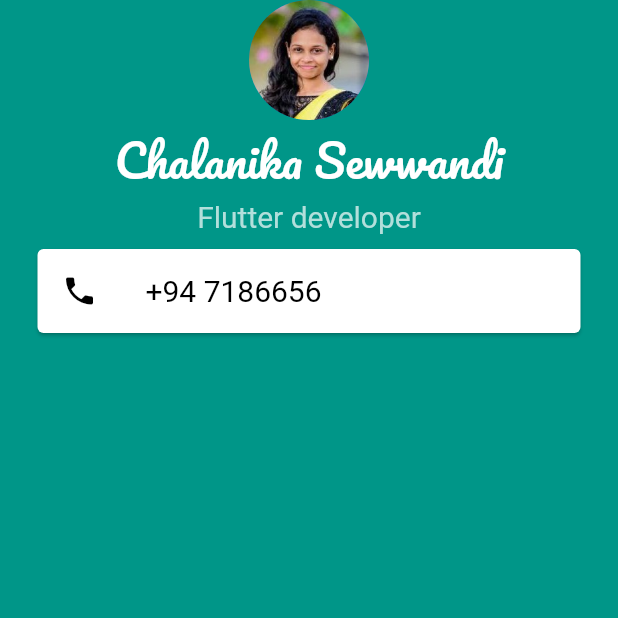
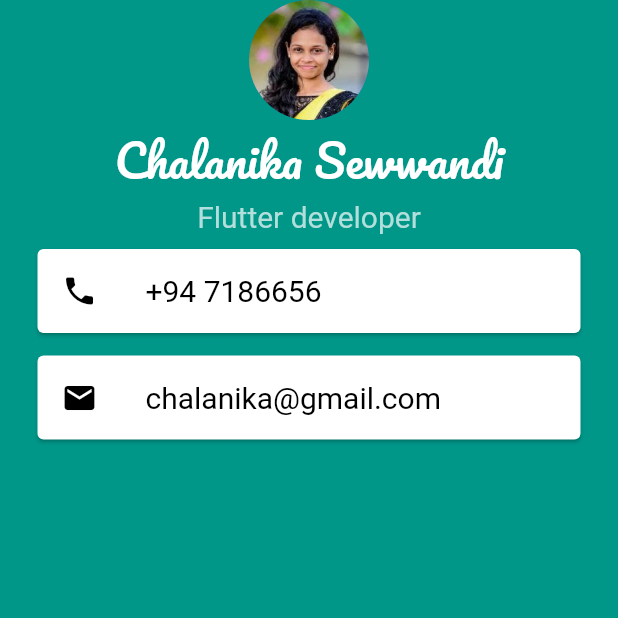
Before and after one commit to chalanika/MiCard, a Flutter app: the screen it shows after launch, on a phone screen of 412 x 824 dp, the top half of it. Run offline on Flutter 3.47's test engine with Material 2 defaults, Android fonts, the phone set to English and light mode, and no system bars.

Commit message:
finished mail box

```diff
--- a/lib/main.dart
+++ b/lib/main.dart
@@ -49,7 +49,23 @@ class MyApp extends StatelessWidget {
                   ),
                 ),
               ),
-
+              Card(
+                color: Colors.white,
+                margin: EdgeInsets.symmetric(vertical: 5.0,horizontal: 25.0),
+                child: ListTile(
+                  leading:Icon(
+                    Icons.email,
+                    color:Colors.black,
+                  ),
+                  title: Text(
+                    'chalanika@gmail.com',
+                    style:TextStyle(
+                      color:Colors.black,
+                      fontSize: 20.0,
+                    ),
+                  ),
+                ),
+              ),
             ]
           ),
         ),
```
